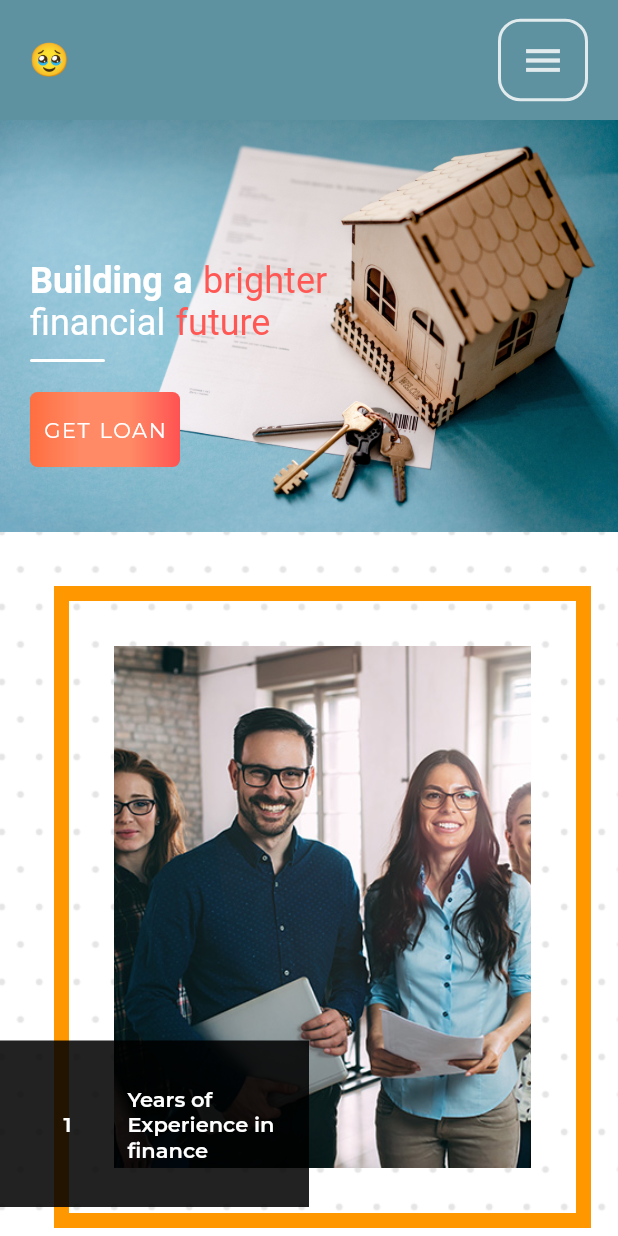
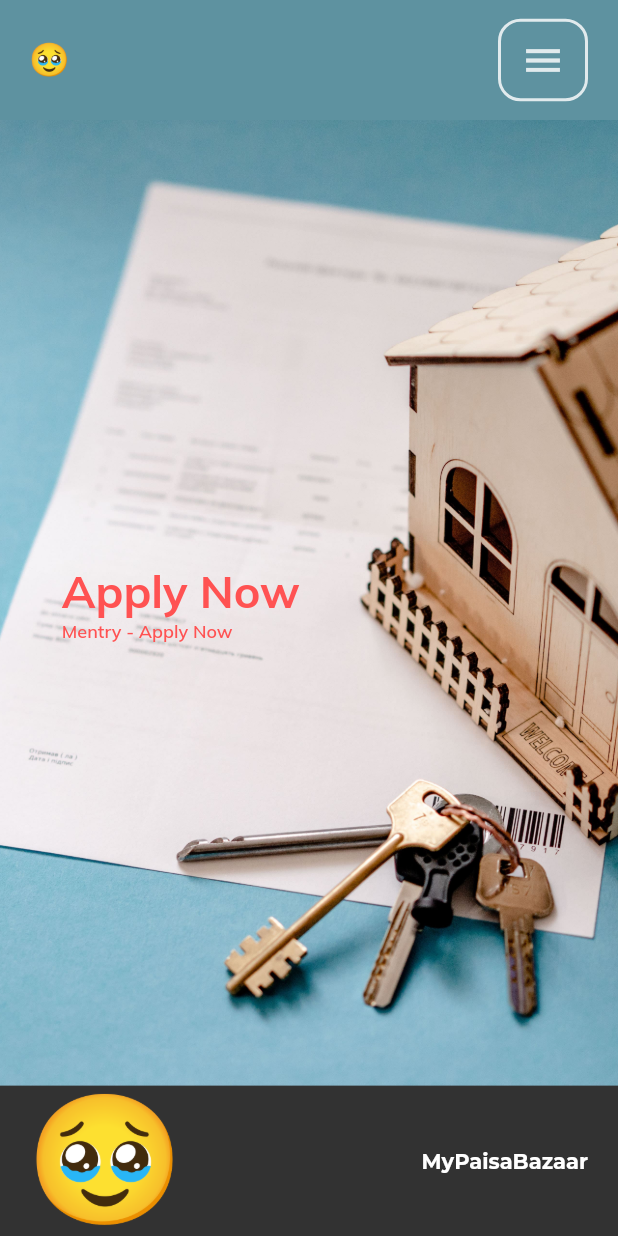
Before and after one commit to rounakraj03/loan-flutter, a Flutter app: the screen it shows after launch, on a phone screen of 412 x 824 dp. Run offline on Flutter 3.47's test engine with Material 2 defaults, Android fonts, the phone set to English and light mode, and no system bars; our stand-ins replace carousel_slider, dio, dots_indicator, google_fonts, google_maps_flutter, visibility_detector.

Commit message:
check why validator not working...add maps and make it working for mobile too

```diff
--- a/lib/main.dart
+++ b/lib/main.dart
@@ -1,4 +1,5 @@
 import 'package:flutter/material.dart';
+import 'package:flutter_loan/pages/apply_now.dart';
 import 'package:flutter_loan/pages/contact_us.dart';
 import 'package:flutter_loan/pages/home.dart';
 import 'package:flutter_loan/providers/nav_bar_provider.dart';
@@ -28,13 +29,14 @@ class MyApp extends StatelessWidget {
         routes: {
           '': (context) => HomePage(),
           '/home' : (context) => HomePage(),
-          '/contact': (context) => ContactUs()
+          '/contact': (context) => ContactUs(),
+          '/apply-now': (context) => ApplyNow(),
         },
-        initialRoute: '/home',
-        onUnknownRoute: (settings) {
-          return MaterialPageRoute(builder: (context) => HomePage());
-        },
-        home: HomePage(),
+        // initialRoute: '/home',
+        // onUnknownRoute: (settings) {
+        //   return MaterialPageRoute(builder: (context) => HomePage());
+        // },
+        home: ApplyNow(),
         // home: ContactUs(),
       ),
     );
--- /dev/null
+++ b/lib/pages/apply_now.dart
@@ -0,0 +1,66 @@
+import 'package:flutter/material.dart';
+import 'package:flutter_loan/providers/nav_bar_provider.dart';
+import 'package:flutter_loan/res/app_constants.dart';
+import 'package:flutter_loan/res/assets.dart';
+import 'package:flutter_loan/widgets/applyNowWidgets.dart';
+import 'package:flutter_loan/widgets/footer.dart';
+import 'package:flutter_loan/widgets/navbar.dart';
+import 'package:google_fonts/google_fonts.dart';
+import 'package:provider/provider.dart';
+
+class ApplyNow extends StatefulWidget {
+  const ApplyNow({super.key});
+
+  @override
+  State<ApplyNow> createState() => _ApplyNowState();
+}
+
+class _ApplyNowState extends State<ApplyNow> {
+  @override
+  Widget build(BuildContext context) {
+    Size size = MediaQuery.of(context).size;
+    return Scaffold(
+      backgroundColor: Colors.white,
+      body:  Consumer<NavBarProvider>(
+        builder: (context, value, child) {
+          return Column(
+            children: [
+              NavBarWidget(),
+              Expanded(
+                child: SingleChildScrollView(
+                  child: Column(
+                    children: [
+                      Stack(
+                        children: [
+                          AspectRatio(
+                            aspectRatio:  (size.width > Constants.desktop_view) ? 16/9 : 16/25,
+                            child: Image.asset(Assets.homeImage, fit: BoxFit.cover,)),
+
+                            Positioned(
+                              top: 0,
+                              bottom: 0,
+                              left: size.width/10,
+                              child: Column(
+                                mainAxisAlignment: MainAxisAlignment.center,
+                                crossAxisAlignment: CrossAxisAlignment.start,
+                                children: [
+                                  Text("Apply Now", style: GoogleFonts.mulish(color: Colors.redAccent, fontSize:(size.width > Constants.desktop_view) ?  50 : 30, fontWeight: FontWeight.w700),),
+                                  Text("Mentry - Apply Now", style: GoogleFonts.mulish(color: Colors.redAccent, fontSize:(size.width > Constants.desktop_view) ?  15 : 12, fontWeight: FontWeight.w600),)
+                                ],
+                              ),
+                            )
+                        ],
+                      ),
+                      ApplyNowForm(),
+                      Footer()
+                    ],
+                  ),
+                ),
+              ),
+            ],
+          );
+        },
+      ),
+    );
+  }
+}
```
Also changed, not shown: lib/res/custom_text_field.dart (+6 -5 lines), lib/widgets/applyNowWidgets.dart (added, +361 -0 lines), pubspec.lock.
